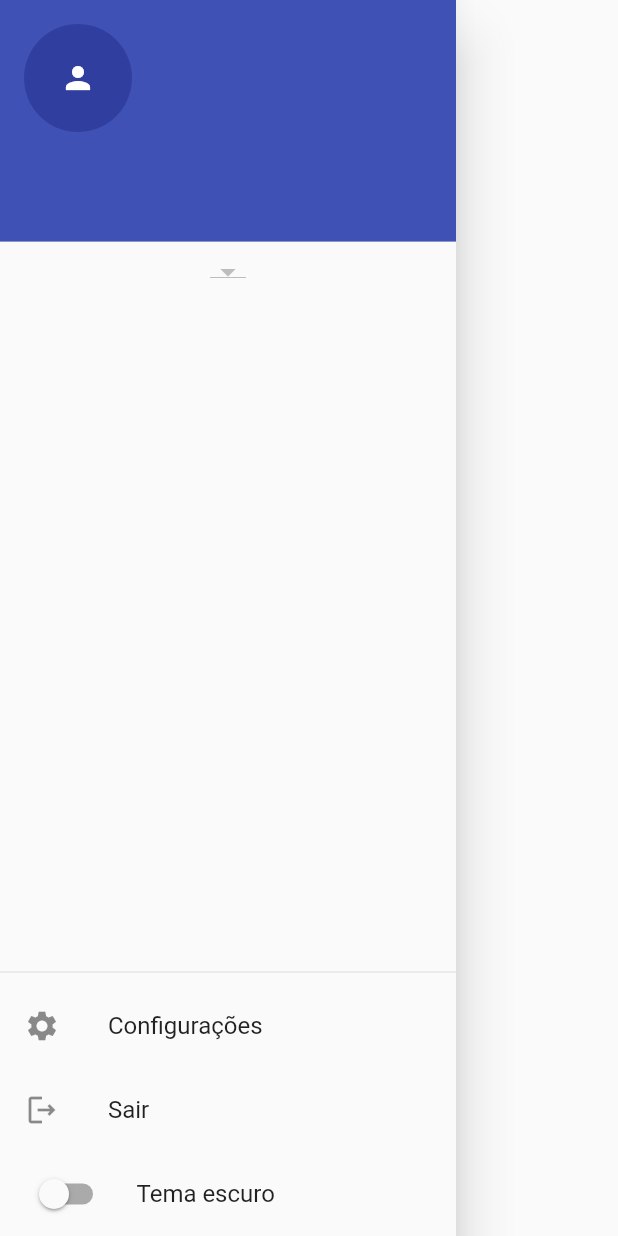
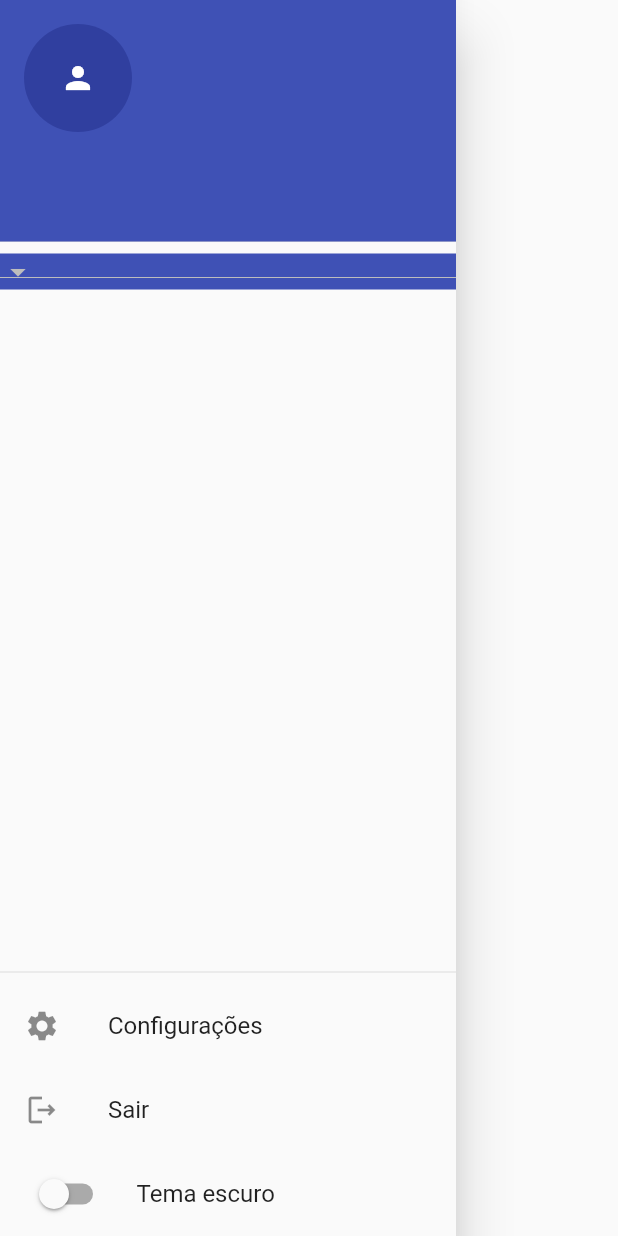
Before and after one commit to rstrack/DGR_Alarmes_App, a Flutter app: the MenuDrawer widget shown alone on an empty page, opened directly, on a phone screen of 412 x 824 dp. Run offline on Flutter 3.47's test engine with Material 2 defaults, Android fonts, the phone set to English and light mode, and no system bars; our stand-ins replace firebase_auth, firebase_core, firebase_database, flutter_riverpod, shared_preferences; accounts and stored records are empty; statements that could not run were skipped.

Commit message:
mudanças em casting de requisições, extração do log de dentro de device, alteração na lógica de seleção de device

```diff
--- a/lib/controller/database.dart
+++ b/lib/controller/database.dart
@@ -49,7 +49,7 @@ class Database {
         .equalTo(_auth.currentUser!.uid)
         .once()
         .then((DatabaseEvent event) {
-      (event.snapshot.value as Map<String, dynamic>).forEach((key, value) {
+      (event.snapshot.value as Map).forEach((key, value) {
         listUserDevice.add(UserDevice.fromJson(value));
       });
       print(listUserDevice);
--- a/lib/controller/user_device_controller.dart
+++ b/lib/controller/user_device_controller.dart
@@ -15,7 +15,7 @@ class UserDeviceController {
         .equalTo(_auth.currentUser!.uid)
         .once();
 
-    final data = event.snapshot.value as Map<String, dynamic>;
+    final data = event.snapshot.value as Map;
     userDevices = [];
     data.forEach((key, value) {
       userDevices.add(UserDevice.fromJson(value));
--- a/lib/models/log.dart
+++ b/lib/models/log.dart
@@ -4,14 +4,14 @@ class Log {
 
   Log({required this.time, required this.type});
 
-  factory Log.fromJson(Map<String, dynamic> json) {
+  factory Log.fromJson(Map json) {
     return Log(
       time: json['time'],
       type: json['type'],
     );
   }
 
-  Map<String, dynamic> toJson() {
+  Map toJson() {
     return {
       'time': time,
       'type': type,
--- a/lib/models/user.dart
+++ b/lib/models/user.dart
@@ -9,7 +9,7 @@ class User {
     required this.email,
   });
 
-  factory User.fromJson(Map<String, dynamic> json) {
+  factory User.fromJson(Map json) {
     return User(
       id: json.keys.first,
       name: json['name'],
@@ -17,7 +17,7 @@ class User {
     );
   }
 
-  Map<String, dynamic> toJson() {
+  Map toJson() {
     return {
       'name': name,
       'email': email,
--- a/lib/models/user_device.dart
+++ b/lib/models/user_device.dart
@@ -9,7 +9,7 @@ class UserDevice {
     required this.nickname,
   });
 
-  factory UserDevice.fromJson(Map<String, dynamic> json) {
+  factory UserDevice.fromJson(Map json) {
     return UserDevice(
       idUser: json['idUser'],
       idDevice: json['idDevice'],
@@ -17,7 +17,7 @@ class UserDevice {
     );
   }
 
-  Map<String, dynamic> toJson() {
+  Map toJson() {
     return {
       'idUser': idUser,
       'idDevice': idDevice,
--- /dev/null
+++ b/lib/widgets/device_dropdown_button.dart
@@ -0,0 +1,26 @@
+import 'package:DGR_alarmes/providers/device_provider.dart';
+import 'package:flutter/material.dart';
+import 'package:flutter_riverpod/flutter_riverpod.dart';
+
+class DeviceDropdownButton extends ConsumerWidget {
+  const DeviceDropdownButton({super.key});
+
+  @override
+  Widget build(BuildContext context, WidgetRef ref) {
+    final device = ref.watch(deviceProvider);
+    return DropdownButton<String>(
+      value: device.device,
+      items: device.userDevices
+          .map((userDevice) => DropdownMenuItem(
+                value: userDevice.idDevice,
+                child: Text(userDevice.nickname),
+              ))
+          .toList(),
+      onChanged: (String? value) {
+        if (value != null) {
+          ref.read(deviceProvider.notifier).getDevice(value);
+        }
+      },
+    );
+  }
+}
--- a/lib/widgets/menu_drawer.dart
+++ b/lib/widgets/menu_drawer.dart
@@ -1,31 +1,21 @@
 import 'package:DGR_alarmes/providers/device_provider.dart';
 import 'package:DGR_alarmes/providers/user_provider.dart';
+import 'package:DGR_alarmes/widgets/device_dropdown_button.dart';
 import 'package:firebase_auth/firebase_auth.dart' show FirebaseAuth;
 import 'package:flutter/material.dart';
 
 import 'package:DGR_alarmes/providers/theme_provider.dart';
 import 'package:flutter_riverpod/flutter_riverpod.dart';
 
-class MenuDrawer extends ConsumerStatefulWidget {
-  const MenuDrawer({super.key});
+class MenuDrawer extends ConsumerWidget {
+  final auth = FirebaseAuth.instance;
+
+  MenuDrawer({super.key});
 
   @override
-  ConsumerState<MenuDrawer> createState() => _MenuDrawerState();
-}
-
-class _MenuDrawerState extends ConsumerState<MenuDrawer> {
-  final auth = FirebaseAuth.instance;
-
-  @override
-  void initState() {
-    super.initState();
-  }
-
-  @override
-  Widget build(BuildContext context) {
+  Widget build(BuildContext context, WidgetRef ref) {
     var isDarkMode = ref.watch(themeProvider);
     final user = ref.watch(userProvider);
-    final device = ref.watch(deviceProvider);
     return Drawer(
       child: Column(
         children: [
@@ -48,20 +38,12 @@ class _MenuDrawerState extends ConsumerState<MenuDrawer> {
                   ),
                 ),
                 // ------------ DROPDOWN ------------ //
-                DropdownButton<String>(
-                  value: device.device?.macAddress,
-                  items: device.userDevices
-                      .map((userDevice) => DropdownMenuItem(
-                          value: userDevice.idDevice,
-                          child: Text(userDevice.nickname)))
-                      .toList(),
-                  onChanged: (String? value) {
-                    if (value != null) {
-                      print(value);
-
-                      ref.read(deviceProvider.notifier).getDevice(value);
-                    }
-                  },
+                Container(
+                  margin: const EdgeInsets.all(0),
+                  padding: const EdgeInsets.all(0),
+                  color: Colors.indigo,
+                  width: double.infinity,
+                  child: const DeviceDropdownButton(),
                 ),
               ],
             ),
```
Also changed, not shown: lib/controller/device_controller.dart (+9 -1 lines), lib/controller/log_controller.dart (added, +23 -0 lines), lib/models/device.dart (+2 -24 lines), lib/providers/device_provider.dart (+21 -20 lines), lib/screens/home_page.dart (+8 -2 lines).
